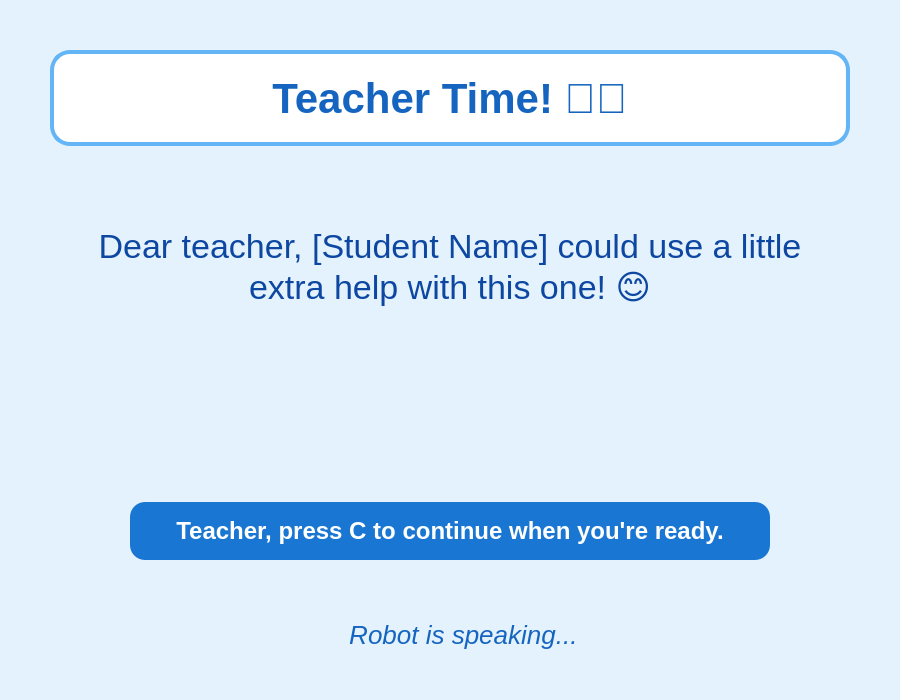
This is ui/teacherInterventionUI.ui in zenBandara/akshi-robot-main as Qt 5 draws it before an edit. The edited form follows.
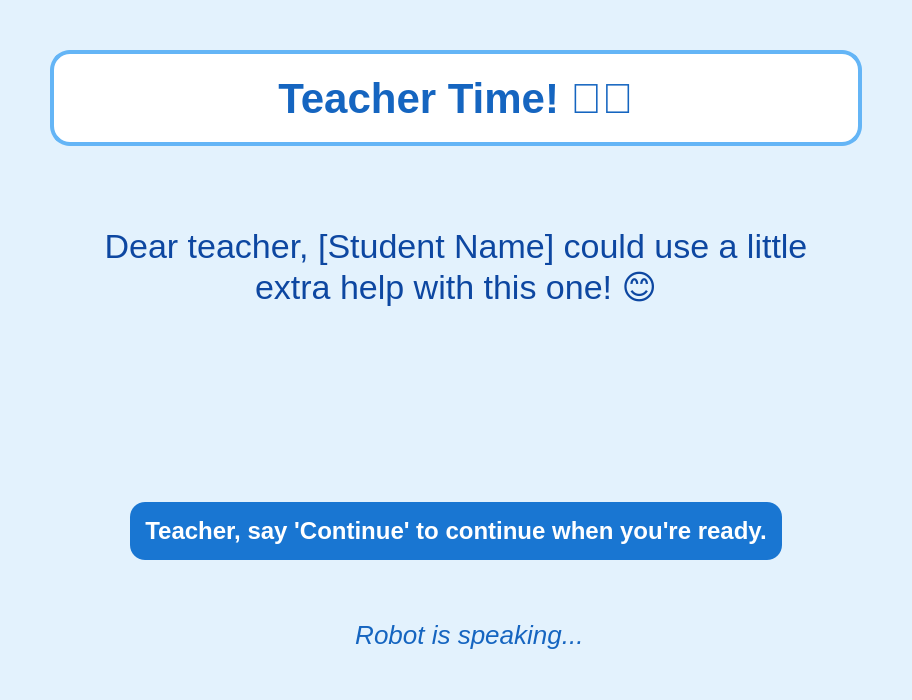
This is the edited form.

Diff of the .ui file:
```diff
--- a/ui/teacherInterventionUI.ui
+++ b/ui/teacherInterventionUI.ui
@@ -52,7 +52,7 @@
    <!-- Action Prompt -->
    <item>
     <widget class="QLabel" name="prompt_label">
-     <property name="text"><string>Teacher, press C to continue when you're ready.</string></property>
+     <property name="text"><string>Teacher, say 'Continue' to continue when you're ready.</string></property>
      <property name="alignment"><set>Qt::AlignCenter</set></property>
      <property name="styleSheet"><string>font-size: 24px; font-weight: bold; color: white; background-color: #1976D2; border-radius: 15px; padding: 15px; margin: 0px 80px;</string></property>
     </widget>
```
